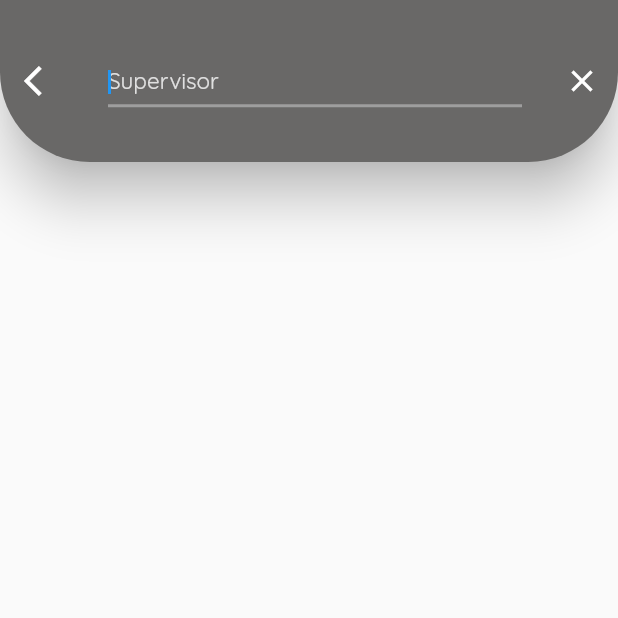
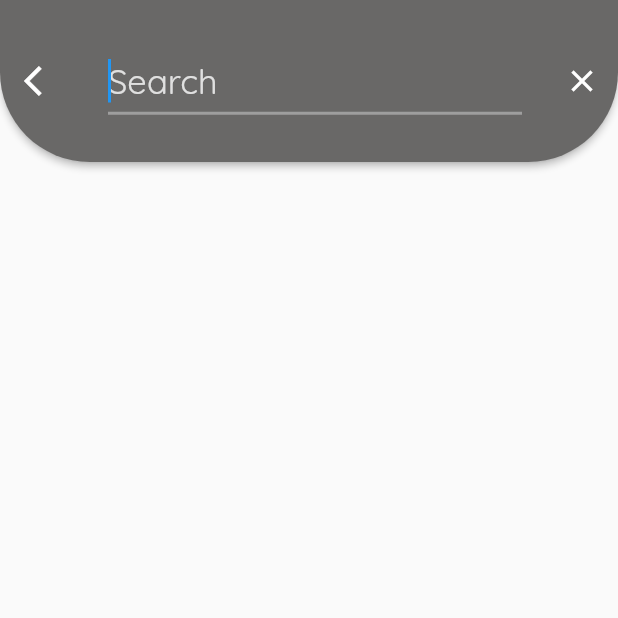
Before and after one commit to AlaaKhaledAhmed/GPLibaryProject, a Flutter app: the StudentSupervisor screen opened directly, after a tap on "Search", on a phone screen of 412 x 824 dp, the top half of it. Run offline on Flutter 3.47's test engine with Material 2 defaults, Android fonts, the phone set to English and light mode, and no system bars; our stand-ins replace cloud_firestore, dropdown_button2, easy_localization, email_validator, firebase_auth, firebase_core and 6 more; missing offline and left inert: floating_bottom_bar; accounts and stored records are empty; generated files the repository leaves out were written again.

Commit message:
library_project

```diff
--- a/lib/Screens/Superviser/SearchSupervisors.dart
+++ b/lib/Screens/Superviser/SearchSupervisors.dart
@@ -14,7 +14,6 @@ import 'package:flutter_svg/flutter_svg.dart';
 import 'package:library_project/Widget/AppSvg.dart';
 import 'dart:math' as math;
 import '../../Widget/AppWidget.dart';
-
 
 class SearchSupervisors extends SearchDelegate {
   List<String> _oldFilters = [];
@@ -58,8 +57,8 @@ class SearchSupervisors extends SearchDelegate {
           Navigator.pop(context);
         });
   }
-  var userCollection = FirebaseFirestore.instance
-      .collection("users");
+
+  var userCollection = FirebaseFirestore.instance.collection("users");
   @override
   Widget buildResults(BuildContext context) {
     saveToRecentSearchesSupervisor(query);
@@ -70,6 +69,10 @@ class SearchSupervisors extends SearchDelegate {
             return const Center(child: Text("Error check internet!"));
           }
           if (snapshot.hasData) {
+
+            return body(snapshot);
+          } if (snapshot.hasData) {
+
             return body(snapshot);
           }
 
@@ -78,9 +81,7 @@ class SearchSupervisors extends SearchDelegate {
             color: AppColor.appBarColor,
           ));
         });
-
   }
-
 
   @override
   Widget buildSuggestions(BuildContext context) {
@@ -98,8 +99,8 @@ class SearchSupervisors extends SearchDelegate {
     return query.isEmpty && _oldFilters.isEmpty
         ? const SizedBox()
         : query.isEmpty && _oldFilters.isNotEmpty
-            ? buildHistorySuggestion(context, _oldFilters)
-            : buildSuggestion(listSearch);
+            ? showHistory(context, _oldFilters)
+            : getSuggestionList(listSearch);
   }
 
 //save To Recent Searches Celebrity=====================================================================
@@ -125,8 +126,8 @@ class SearchSupervisors extends SearchDelegate {
     return allSearches;
   }
 
-//save To Recent Searches Celebrity=====================================================================
-  Widget buildSuggestion(List suggestions) {
+//build Suggestion=====================================================================
+  Widget getSuggestionList(List suggestions) {
     return Column(
       children: [
         Expanded(
@@ -142,7 +143,11 @@ class SearchSupervisors extends SearchDelegate {
                     query = suggestion;
                     showResults(context);
                   },
-                  leading: const Icon(Icons.search),
+                  leading: SvgPicture.asset(
+                    AppSvg.supervisorColor,
+                    height: 25,
+                    width: 25,
+                  ),
                   title: Row(
                     mainAxisAlignment: MainAxisAlignment.spaceBetween,
                     children: [
@@ -169,9 +174,9 @@ class SearchSupervisors extends SearchDelegate {
       ],
     );
   }
-//save To Recent Searches Celebrity=====================================================================
 
-  Widget buildHistorySuggestion(context, List suggestions) {
+  //save To Recent Searches Celebrity=====================================================================
+  Widget showHistory(context, List suggestions) {
     // print('history suggestions $suggestions');
     return suggestions.isEmpty && query == ''
         ? const SizedBox()
@@ -203,6 +208,7 @@ class SearchSupervisors extends SearchDelegate {
                           onTap: () {
                             // removeHistory();
                             query = '';
+
                             removeHistory();
                           },
                           child: Text(
@@ -264,7 +270,7 @@ class SearchSupervisors extends SearchDelegate {
   }
 
   @override
-  String get searchFieldLabel => LocaleKeys.mySuperVisor.tr();
+  String get searchFieldLabel => LocaleKeys.search.tr();
 //================================================================================================
   @override
   ThemeData appBarTheme(BuildContext context) {
@@ -283,13 +289,13 @@ class SearchSupervisors extends SearchDelegate {
         iconTheme: const IconThemeData(color: Colors.white),
         actionsIconTheme: const IconThemeData(color: Colors.white),
         centerTitle: true,
-        elevation: 15,
+        elevation: 2,
       ),
       textTheme: TextTheme(
         titleLarge: TextStyle(
           decoration: TextDecoration.none,
           color: Colors.white,
-          fontSize: 13.sp,
+          fontSize: AppSize.titleTextSize,
           fontFamily: local.toString() == 'en'
               ? GoogleFonts.quicksand().fontFamily
               : GoogleFonts.almarai().fontFamily,
@@ -297,14 +303,14 @@ class SearchSupervisors extends SearchDelegate {
         titleMedium: TextStyle(
           decoration: TextDecoration.none,
           color: Colors.black87,
-          fontSize: 17.sp,
+          fontSize: AppSize.titleTextSize.sp,
         ),
       ),
       inputDecorationTheme: InputDecorationTheme(
         isDense: true,
         hintStyle: TextStyle(
           color: Colors.grey[300],
-          fontSize: 15.sp,
+          fontSize: AppSize.titleTextSize,
         ),
         fillColor: Colors.white12,
         errorStyle: TextStyle(color: Colors.red, fontSize: 13.0.sp),
@@ -385,6 +391,7 @@ class SearchSupervisors extends SearchDelegate {
                   padding:
                       EdgeInsets.only(top: AppWidget.getHeight(context) / 2),
                   child: AppText(
+                      color: Colors.black,
                       text: LocaleKeys.noData.tr(),
                       fontSize: AppSize.titleTextSize,
                       fontWeight: FontWeight.bold)),
```
